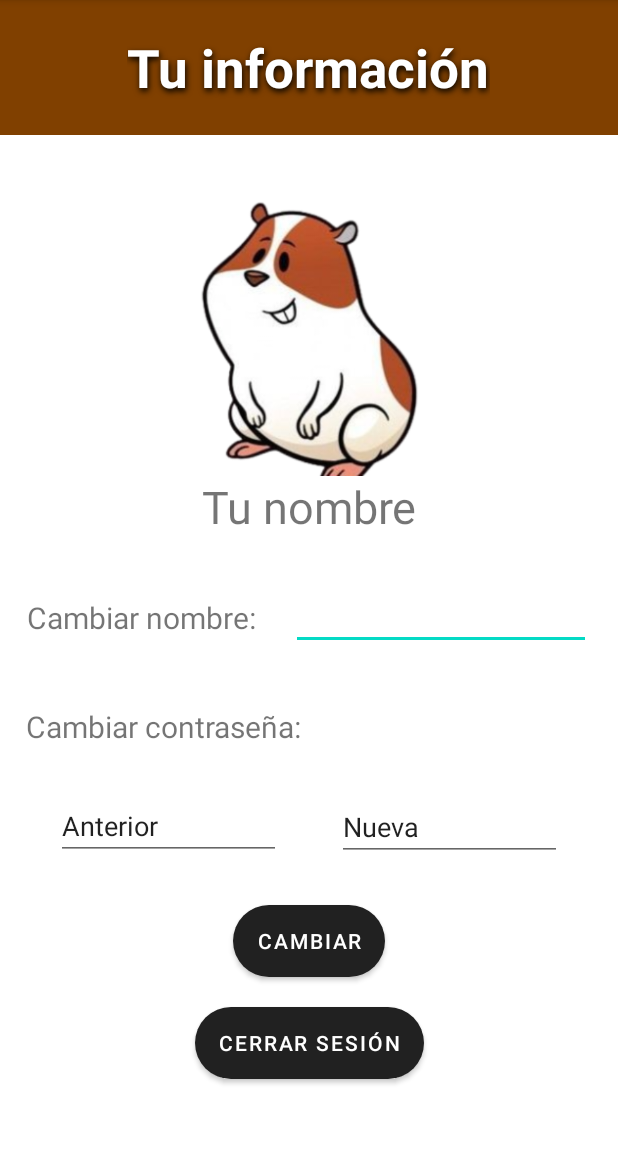
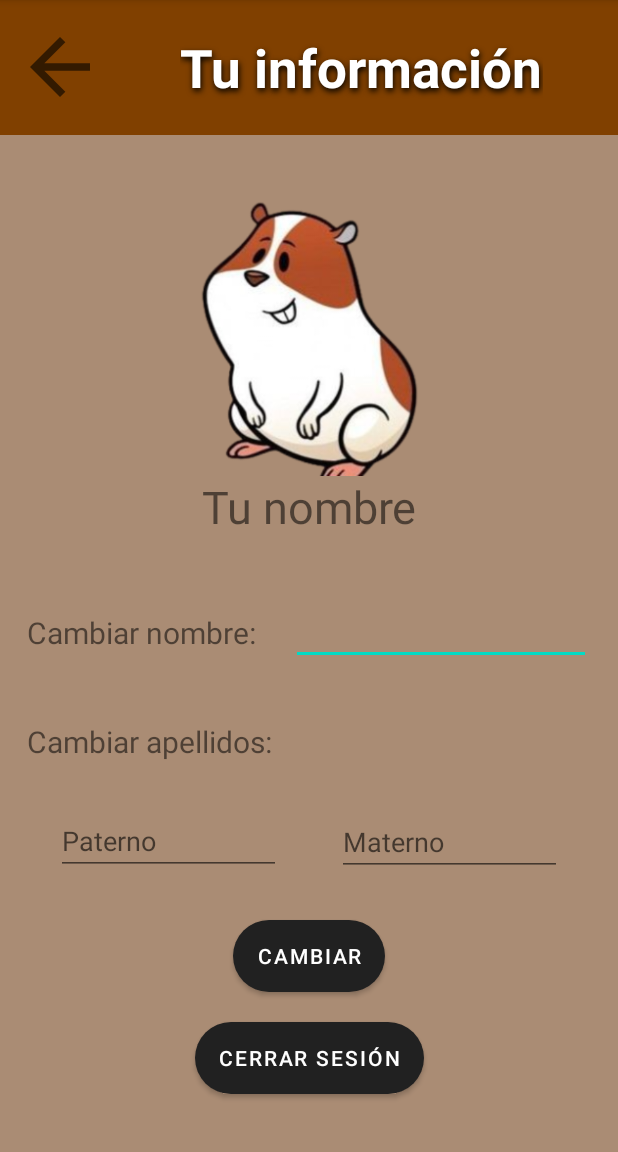
Before and after one commit to Kevin-Burciiaga/HamsterApp, an Android app: the InfoUser screen opened directly, with no data from a screen before it, on a phone screen of 412 x 824 dp, the part 84-1236 px from its top. Run offline under Robolectric (Android 15) with nearby library versions, the light colour scheme and no system bars.

Commit message:
ya actualiza info del usuario

```diff
--- a/app/src/main/java/com/example/hamsterapp/InterfaceRETROFIT/JsonPlaceHolderApi.java
+++ b/app/src/main/java/com/example/hamsterapp/InterfaceRETROFIT/JsonPlaceHolderApi.java
@@ -4,11 +4,14 @@ import com.example.hamsterapp.ModelsRETROFIT.AnimalResponse;
 import com.example.hamsterapp.ModelsRETROFIT.ApiResponse;
 import com.example.hamsterapp.ModelsRETROFIT.LoginData;
 import com.example.hamsterapp.ModelsRETROFIT.RegistroData;
+import com.example.hamsterapp.ModelsRETROFIT.UpdateUserData;
 
 import retrofit2.Call;
 import retrofit2.http.Body;
 import retrofit2.http.GET;
+import retrofit2.http.Header;
 import retrofit2.http.POST;
+import retrofit2.http.PUT;
 
 public interface JsonPlaceHolderApi {
 
@@ -20,4 +23,7 @@ public interface JsonPlaceHolderApi {
 
     @GET("animales")
     Call<AnimalResponse> getAnimals();
+
+    @PUT("users/update")
+    Call<ApiResponse> updateUser(@Header("Authorization") String token, @Body UpdateUserData updateUserData);
 }
--- /dev/null
+++ b/app/src/main/res/drawable/pa_atras.xml
@@ -0,0 +1,11 @@
+<vector xmlns:android="http://schemas.android.com/apk/res/android"
+    android:width="24dp"
+    android:height="24dp"
+    android:viewportWidth="960"
+    android:viewportHeight="960"
+    android:tint="?attr/colorControlNormal"
+    android:autoMirrored="true">
+  <path
+      android:fillColor="@android:color/white"
+      android:pathData="M313,520L537,744L480,800L160,480L480,160L537,216L313,440L800,440L800,520L313,520Z"/>
+</vector>
--- a/app/src/main/res/layout/activity_info_user.xml
+++ b/app/src/main/res/layout/activity_info_user.xml
@@ -5,7 +5,8 @@
     xmlns:tools="http://schemas.android.com/tools"
     android:layout_width="match_parent"
     android:layout_height="match_parent"
-    android:orientation="vertical">
+    android:orientation="vertical"
+    android:background="@drawable/fondo_user">
 
     <LinearLayout
         android:layout_width="match_parent"
@@ -15,6 +16,13 @@
         android:gravity="center"
         android:layout_marginBottom="40dp">
 
+
+        <ImageView
+            android:layout_width="60dp"
+            android:layout_height="60dp"
+            android:layout_marginEnd="50dp"
+            android:layout_marginStart="-40dp"
+            android:src="@drawable/pa_atras" />
 
         <TextView
             android:id="@+id/textView5"
@@ -67,14 +75,14 @@
         app:layout_constraintEnd_toStartOf="@id/ename"
         app:layout_constraintTop_toBottomOf="@id/txtNombre"
         android:textSize="20dp"
-        android:layout_marginTop="40dp"
+        android:layout_marginTop="50dp"
         />
 
 
     <EditText
         android:id="@+id/ename"
         android:layout_width="200dp"
-        android:layout_height="35dp"
+        android:layout_height="45dp"
         app:layout_constraintStart_toEndOf="@id/tname"
         app:layout_constraintEnd_toEndOf="parent"
         app:layout_constraintTop_toBottomOf="@id/txtNombre"
@@ -86,20 +94,20 @@
         android:id="@+id/tpass"
         android:layout_width="wrap_content"
         android:layout_height="wrap_content"
-        android:text="Cambiar contraseña: "
+        android:text="Cambiar apellidos: "
         app:layout_constraintStart_toStartOf="parent"
         app:layout_constraintEnd_toStartOf="@id/ename"
         app:layout_constraintTop_toBottomOf="@id/tname"
         android:textSize="20dp"
         android:layout_marginTop="45dp"
-        android:layout_marginStart="30dp"
+        android:layout_marginStart="10dp"
         />
 
     <EditText
         android:id="@+id/pass1"
         android:layout_width="150dp"
         android:layout_height="45dp"
-        android:text="Anterior"
+        android:hint="Paterno"
         app:layout_constraintEnd_toStartOf="@id/pass2"
         app:layout_constraintStart_toStartOf="parent"
         app:layout_constraintTop_toBottomOf="@id/tpass"
@@ -111,7 +119,7 @@
         android:layout_width="150dp"
         android:layout_height="45dp"
         android:layout_marginTop="95dp"
-        android:text="Nueva"
+        android:hint="Materno"
         app:layout_constraintEnd_toEndOf="parent"
         app:layout_constraintStart_toEndOf="@id/pass1"
         app:layout_constraintTop_toBottomOf="@id/ename" />
--- a/app/src/main/res/layout/activity_registro.xml
+++ b/app/src/main/res/layout/activity_registro.xml
@@ -61,6 +61,7 @@
       android:layout_width="320dp"
       android:layout_height="wrap_content"
       android:layout_marginTop="20dp"
+      android:inputType="textPassword"
       android:hint="Contraseña"
       android:textSize="30sp"
       android:textStyle="italic"
@@ -73,6 +74,7 @@
       android:layout_width="320dp"
       android:layout_height="wrap_content"
       android:layout_marginTop="20dp"
+      android:inputType="textPassword"
       android:hint="Confirmar contraseña"
       android:textSize="30sp"
       android:textStyle="italic"
```
Also changed, not shown: app/src/main/java/com/example/hamsterapp/InfoUser.java (+101 -0 lines), app/src/main/java/com/example/hamsterapp/ModelsRETROFIT/ApiResponse.java (+22 -0 lines), app/src/main/java/com/example/hamsterapp/ModelsRETROFIT/UpdateUserData.java (added, +36 -0 lines), app/src/main/java/com/example/hamsterapp/ModelsRETROFIT/UserData.java (added, +37 -0 lines), app/src/main/res/drawable/fondo_user.png (added).
